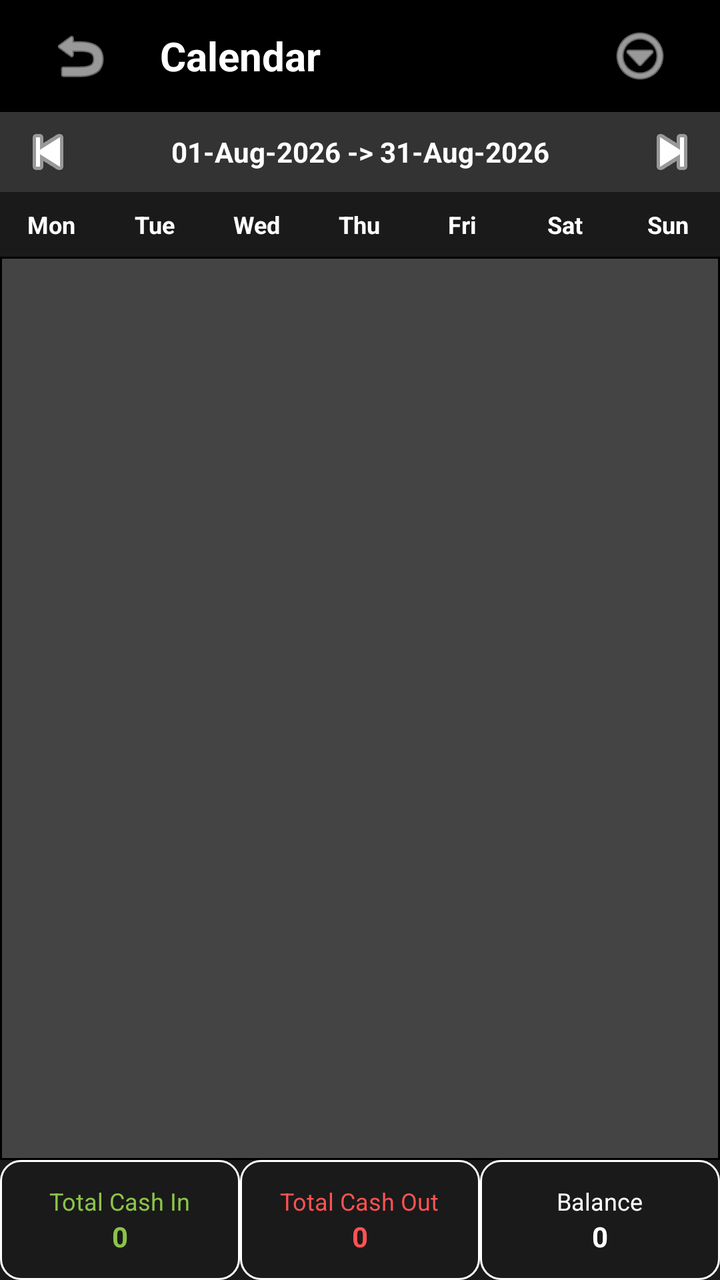
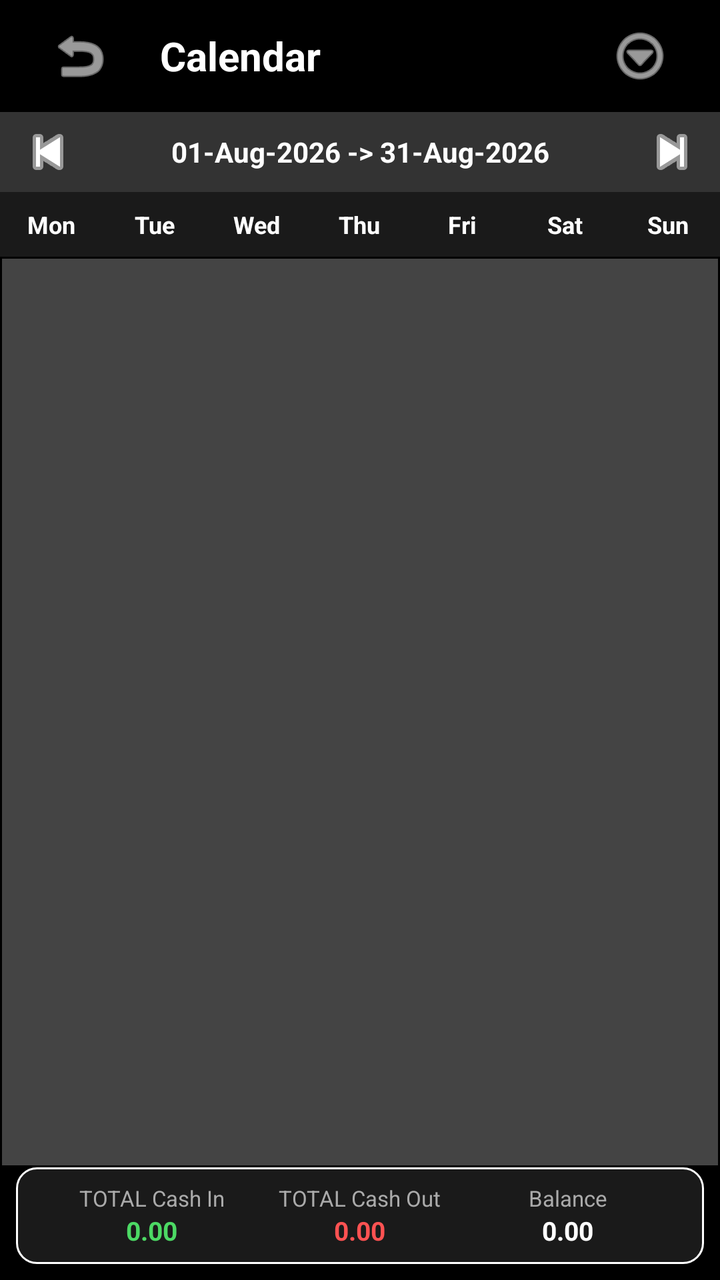

Compare the two renders of this Android layout. The source of the first and the diff that turns it into the second are given below.
<!-- AndroidManifest.xml: activity theme Theme.MyCalendar2026SAR -->
<!-- res/layout/activity_expenses_calendar.xml -->
<?xml version="1.0" encoding="utf-8"?>
<androidx.constraintlayout.widget.ConstraintLayout xmlns:android="http://schemas.android.com/apk/res/android"
    xmlns:app="http://schemas.android.com/apk/res-auto"
    xmlns:tools="http://schemas.android.com/tools"
    android:id="@+id/expenses_calendar_main"
    android:layout_width="match_parent"
    android:layout_height="match_parent"
    android:background="#000000"
    tools:context=".ExpensesCalendarActivity">

    
    <LinearLayout
        android:id="@+id/calendarToolbar"
        android:layout_width="match_parent"
        android:layout_height="56dp"
        android:gravity="center_vertical"
        android:orientation="horizontal"
        android:paddingStart="16dp"
        android:paddingEnd="16dp"
        app:layout_constraintTop_toTopOf="parent">

        <ImageButton
            android:id="@+id/backButton"
            android:layout_width="48dp"
            android:layout_height="48dp"
            android:background="?attr/selectableItemBackgroundBorderless"
            android:contentDescription="Back"
            android:src="@android:drawable/ic_menu_revert"
            app:tint="@color/white" />

        <TextView
            android:layout_width="0dp"
            android:layout_height="wrap_content"
            android:layout_marginStart="16dp"
            android:layout_weight="1"
            android:text="Calendar"
            android:textColor="@color/white"
            android:textSize="20sp"
            android:textStyle="bold" />

        <ImageButton
            android:id="@+id/moreButton"
            android:layout_width="48dp"
            android:layout_height="48dp"
            android:background="?attr/selectableItemBackgroundBorderless"
            android:contentDescription="More"
            android:src="@android:drawable/ic_menu_more"
            app:tint="@color/white" />
    </LinearLayout>

    
    <LinearLayout
        android:id="@+id/dateNavigator"
        android:layout_width="match_parent"
        android:layout_height="40dp"
        android:background="#333333"
        android:gravity="center"
        android:orientation="horizontal"
        app:layout_constraintTop_toBottomOf="@id/calendarToolbar">

        <ImageButton
            android:id="@+id/prevMonth"
            android:layout_width="48dp"
            android:layout_height="match_parent"
            android:background="?attr/selectableItemBackgroundBorderless"
            android:src="@android:drawable/ic_media_previous"
            app:tint="@color/white" />

        <TextView
            android:id="@+id/dateRangeText"
            android:layout_width="0dp"
            android:layout_height="wrap_content"
            android:layout_weight="1"
            android:gravity="center"
            android:text="01-Aug-2026 -> 31-Aug-2026"
            android:textColor="@color/white"
            android:textSize="14sp"
            android:textStyle="bold" />

        <ImageButton
            android:id="@+id/nextMonth"
            android:layout_width="48dp"
            android:layout_height="match_parent"
            android:background="?attr/selectableItemBackgroundBorderless"
            android:src="@android:drawable/ic_media_next"
            app:tint="@color/white" />
    </LinearLayout>

    
    <LinearLayout
        android:id="@+id/weekdayLayout"
        android:layout_width="match_parent"
        android:layout_height="wrap_content"
        android:orientation="horizontal"
        android:paddingTop="8dp"
        android:paddingBottom="8dp"
        android:background="#1A1A1A"
        app:layout_constraintTop_toBottomOf="@id/dateNavigator">
        <TextView android:layout_width="0dp" android:layout_height="wrap_content" android:layout_weight="1" android:text="Mon" android:textColor="@color/white" android:gravity="center" android:textSize="12sp" android:textStyle="bold" />
        <TextView android:layout_width="0dp" android:layout_height="wrap_content" android:layout_weight="1" android:text="Tue" android:textColor="@color/white" android:gravity="center" android:textSize="12sp" android:textStyle="bold" />
        <TextView android:layout_width="0dp" android:layout_height="wrap_content" android:layout_weight="1" android:text="Wed" android:textColor="@color/white" android:gravity="center" android:textSize="12sp" android:textStyle="bold" />
        <TextView android:layout_width="0dp" android:layout_height="wrap_content" android:layout_weight="1" android:text="Thu" android:textColor="@color/white" android:gravity="center" android:textSize="12sp" android:textStyle="bold" />
        <TextView android:layout_width="0dp" android:layout_height="wrap_content" android:layout_weight="1" android:text="Fri" android:textColor="@color/white" android:gravity="center" android:textSize="12sp" android:textStyle="bold" />
        <TextView android:layout_width="0dp" android:layout_height="wrap_content" android:layout_weight="1" android:text="Sat" android:textColor="@color/white" android:gravity="center" android:textSize="12sp" android:textStyle="bold" />
        <TextView android:layout_width="0dp" android:layout_height="wrap_content" android:layout_weight="1" android:text="Sun" android:textColor="@color/white" android:gravity="center" android:textSize="12sp" android:textStyle="bold" />
    </LinearLayout>

    
    <GridView
        android:id="@+id/calendarGrid"
        android:layout_width="match_parent"
        android:layout_height="0dp"
        android:numColumns="7"
        android:verticalSpacing="1dp"
        android:horizontalSpacing="1dp"
        android:stretchMode="columnWidth"
        android:background="#444444"
        android:layout_margin="1dp"
        app:layout_constraintTop_toBottomOf="@id/weekdayLayout"
        app:layout_constraintBottom_toTopOf="@id/totalsFooter" />

    
    <LinearLayout
        android:id="@+id/totalsFooter"
        android:layout_width="match_parent"
        android:layout_height="60dp"
        android:background="#1A1A1A"
        android:orientation="horizontal"
        app:layout_constraintBottom_toBottomOf="parent">

        <LinearLayout
            android:layout_width="0dp"
            android:layout_height="match_parent"
            android:layout_weight="1"
            android:gravity="center"
            android:orientation="vertical"
            android:background="@drawable/summary_border">
            <TextView
                android:layout_width="wrap_content"
                android:layout_height="wrap_content"
                android:text="Total Cash In"
                android:textColor="@color/light_green"
                android:textSize="12sp" />
            <TextView
                android:id="@+id/totalCashInText"
                android:layout_width="wrap_content"
                android:layout_height="wrap_content"
                android:text="0"
                android:textColor="@color/light_green"
                android:textSize="14sp"
                android:textStyle="bold" />
        </LinearLayout>

        <LinearLayout
            android:layout_width="0dp"
            android:layout_height="match_parent"
            android:layout_weight="1"
            android:gravity="center"
            android:orientation="vertical"
            android:background="@drawable/summary_border">
            <TextView
                android:layout_width="wrap_content"
                android:layout_height="wrap_content"
                android:text="Total Cash Out"
                android:textColor="@color/expense_red"
                android:textSize="12sp" />
            <TextView
                android:id="@+id/totalCashOutText"
                android:layout_width="wrap_content"
                android:layout_height="wrap_content"
                android:text="0"
                android:textColor="@color/expense_red"
                android:textSize="14sp"
                android:textStyle="bold" />
        </LinearLayout>

        <LinearLayout
            android:layout_width="0dp"
            android:layout_height="match_parent"
            android:layout_weight="1"
            android:gravity="center"
            android:orientation="vertical"
            android:background="@drawable/summary_border">
            <TextView
                android:layout_width="wrap_content"
                android:layout_height="wrap_content"
                android:text="Balance"
                android:textColor="@color/white"
                android:textSize="12sp" />
            <TextView
                android:id="@+id/balanceText"
                android:layout_width="wrap_content"
                android:layout_height="wrap_content"
                android:text="0"
                android:textColor="@color/white"
                android:textSize="14sp"
                android:textStyle="bold" />
        </LinearLayout>

    </LinearLayout>

</androidx.constraintlayout.widget.ConstraintLayout>
<!-- resources referenced by this layout -->
<resources>
  <color name="expense_red">#FF5252</color>
  <color name="light_green">#8BC34A</color>
  <color name="white">#FFFFFFFF</color>
  <!-- drawable summary_border (drawable) -->
  <?xml version="1.0" encoding="utf-8"?>
  <shape xmlns:android="http://schemas.android.com/apk/res/android">
      <solid android:color="@color/card_dark" />
      <stroke
          android:width="1dp"
          android:color="@color/white" />
      <corners android:radius="10dp" />
  </shape>
  <style name="Theme.MyCalendar2026SAR" parent="Theme.MaterialComponents.DayNight.NoActionBar">
          
          <item name="colorPrimary">@color/purple_500</item>
          <item name="colorPrimaryVariant">@color/purple_700</item>
          <item name="colorOnPrimary">@color/white</item>
          
          <item name="colorSecondary">@color/teal_200</item>
          <item name="colorSecondaryVariant">@color/teal_700</item>
          <item name="colorOnSecondary">@color/black</item>
          
          <item name="android:statusBarColor">?attr/colorPrimaryVariant</item>
  
          
          <item name="materialAlertDialogTheme">@style/CustomAlertDialogTheme</item>
          <item name="alertDialogTheme">@style/CustomAlertDialogTheme</item>
      </style>
  <color name="card_dark">#1A1A1A</color>
  <color name="purple_500">#FF6200EE</color>
  <color name="purple_700">#FF3700B3</color>
  <color name="teal_200">#FF03DAC5</color>
  <color name="teal_700">#FF018786</color>
  <color name="black">#FF000000</color>
  <style name="CustomAlertDialogTheme" parent="ThemeOverlay.MaterialComponents.MaterialAlertDialog">
          <item name="colorPrimary">@color/light_green</item>
          <item name="colorAccent">@color/light_green</item>
          <item name="colorSecondary">@color/light_green</item>
          <item name="android:textColorPrimary">@color/white</item>
          
          <item name="buttonBarPositiveButtonStyle">@style/GreenButtonStyle</item>
          <item name="buttonBarNegativeButtonStyle">@style/GreenButtonStyle</item>
          <item name="buttonBarNeutralButtonStyle">@style/GreenButtonStyle</item>
      </style>
  <style name="GreenButtonStyle" parent="Widget.MaterialComponents.Button.TextButton">
          <item name="android:textColor">@color/light_green</item>
      </style>
</resources>

<!-- the commit's change to res/layout/activity_expenses_calendar.xml (unified diff, before → after) -->
@@ -110,93 +110,108 @@
         android:id="@+id/calendarGrid"
         android:layout_width="match_parent"
         android:layout_height="0dp"
+        android:layout_margin="1dp"
+        android:background="#444444"
+        android:horizontalSpacing="1dp"
         android:numColumns="7"
+        android:stretchMode="columnWidth"
         android:verticalSpacing="1dp"
-        android:horizontalSpacing="1dp"
-        android:stretchMode="columnWidth"
-        android:background="#444444"
-        android:layout_margin="1dp"
-        app:layout_constraintTop_toBottomOf="@id/weekdayLayout"
-        app:layout_constraintBottom_toTopOf="@id/totalsFooter" />
-
-    
-    <LinearLayout
-        android:id="@+id/totalsFooter"
-        android:layout_width="match_parent"
-        android:layout_height="60dp"
-        android:background="#1A1A1A"
-        android:orientation="horizontal"
-        app:layout_constraintBottom_toBottomOf="parent">
+        app:layout_constraintBottom_toTopOf="@id/totalsFooterContainer"
+        app:layout_constraintTop_toBottomOf="@id/weekdayLayout" />
+
+    
+    <LinearLayout
+        android:id="@+id/totalsFooterContainer"
+        android:layout_width="match_parent"
+        android:layout_height="wrap_content"
+        android:layout_margin="8dp"
+        android:background="@drawable/summary_border"
+        android:orientation="vertical"
+        android:paddingStart="16dp"
+        android:paddingTop="8dp"
+        android:paddingEnd="16dp"
+        android:paddingBottom="8dp"
+        app:layout_constraintBottom_toBottomOf="parent"
+        app:layout_constraintEnd_toEndOf="parent"
+        app:layout_constraintStart_toStartOf="parent">
 
         <LinearLayout
-            android:layout_width="0dp"
-            android:layout_height="match_parent"
-            android:layout_weight="1"
-            android:gravity="center"
-            android:orientation="vertical"
-            android:background="@drawable/summary_border">
-            <TextView
-                android:layout_width="wrap_content"
+            android:layout_width="match_parent"
+            android:layout_height="wrap_content"
+            android:orientation="horizontal">
+
+            <LinearLayout
+                android:layout_width="0dp"
                 android:layout_height="wrap_content"
-                android:text="Total Cash In"
-                android:textColor="@color/light_green"
-                android:textSize="12sp" />
-            <TextView
-                android:id="@+id/totalCashInText"
-                android:layout_width="wrap_content"
+                android:layout_weight="1"
+                android:gravity="center"
+                android:orientation="vertical">
+
+                <TextView
+                    android:layout_width="wrap_content"
+                    android:layout_height="wrap_content"
+                    android:text="TOTAL Cash In"
+                    android:textColor="@color/text_secondary"
+                    android:textSize="11sp" />
+
+                <TextView
+                    android:id="@+id/totalCashInText"
+                    android:layout_width="wrap_content"
+                    android:layout_height="wrap_content"
+                    android:text="0.00"
+                    android:textColor="@color/income_green"
+                    android:textSize="13sp"
+                    android:textStyle="bold" />
+            </LinearLayout>
+
+            <LinearLayout
+                android:layout_width="0dp"
                 android:layout_height="wrap_content"
-                android:text="0"
-                android:textColor="@color/light_green"
-                android:textSize="14sp"
-                android:textStyle="bold" />
+                android:layout_weight="1"
+                android:gravity="center"
+                android:orientation="vertical">
+
+                <TextView
+                    android:layout_width="wrap_content"
+                    android:layout_height="wrap_content"
+                    android:text="TOTAL Cash Out"
+                    android:textColor="@color/text_secondary"
+                    android:textSize="11sp" />
+
+                <TextView
+                    android:id="@+id/totalCashOutText"
+                    android:layout_width="wrap_content"
+                    android:layout_height="wrap_content"
+                    android:text="0.00"
+                    android:textColor="@color/expense_red"
+                    android:textSize="13sp"
+                    android:textStyle="bold" />
+            </LinearLayout>
+
+            <LinearLayout
+                android:layout_width="0dp"
+                android:layout_height="wrap_content"
+                android:layout_weight="1"
+                android:gravity="center"
+                android:orientation="vertical">
+
+                <TextView
+                    android:layout_width="wrap_content"
+                    android:layout_height="wrap_content"
+                    android:text="Balance"
+                    android:textColor="@color/text_secondary"
+                    android:textSize="11sp" />
+
+                <TextView
+                    android:id="@+id/balanceText"
+                    android:layout_width="wrap_content"
+                    android:layout_height="wrap_content"
+                    android:text="0.00"
+                    android:textColor="@color/white"
+                    android:textSize="13sp"
+                    android:textStyle="bold" />
+            </LinearLayout>
         </LinearLayout>
-
-        <LinearLayout
-            android:layout_width="0dp"
-            android:layout_height="match_parent"
-            android:layout_weight="1"
-            android:gravity="center"
-            android:orientation="vertical"
-            android:background="@drawable/summary_border">
-            <TextView
-                android:layout_width="wrap_content"
-                android:layout_height="wrap_content"
-                android:text="Total Cash Out"
-                android:textColor="@color/expense_red"
-                android:textSize="12sp" />
-            <TextView
-                android:id="@+id/totalCashOutText"
-                android:layout_width="wrap_content"
-                android:layout_height="wrap_content"
-                android:text="0"
-                android:textColor="@color/expense_red"
-                android:textSize="14sp"
-                android:textStyle="bold" />
-        </LinearLayout>
-
-        <LinearLayout
-            android:layout_width="0dp"
-            android:layout_height="match_parent"
-            android:layout_weight="1"
-            android:gravity="center"
-            android:orientation="vertical"
-            android:background="@drawable/summary_border">
-            <TextView
-                android:layout_width="wrap_content"
-                android:layout_height="wrap_content"
-                android:text="Balance"
-                android:textColor="@color/white"
-                android:textSize="12sp" />
-            <TextView
-                android:id="@+id/balanceText"
-                android:layout_width="wrap_content"
-                android:layout_height="wrap_content"
-                android:text="0"
-                android:textColor="@color/white"
-                android:textSize="14sp"
-                android:textStyle="bold" />
-        </LinearLayout>
-
     </LinearLayout>
 
 </androidx.constraintlayout.widget.ConstraintLayout>
<!-- resource entries referenced after the edit -->
@@ -1,6 +1,8 @@
 <!-- resources referenced by this layout -->
 <resources>
   <color name="expense_red">#FF5252</color>
+  <color name="income_green">#4CD964</color>
+  <color name="text_secondary">#AAAAAA</color>
   <color name="light_green">#8BC34A</color>
   <color name="white">#FFFFFFFF</color>
   <!-- drawable summary_border (drawable) -->
